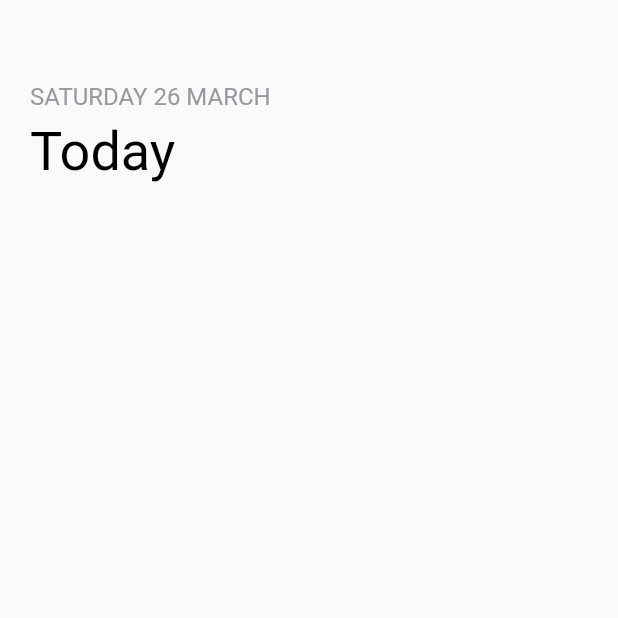
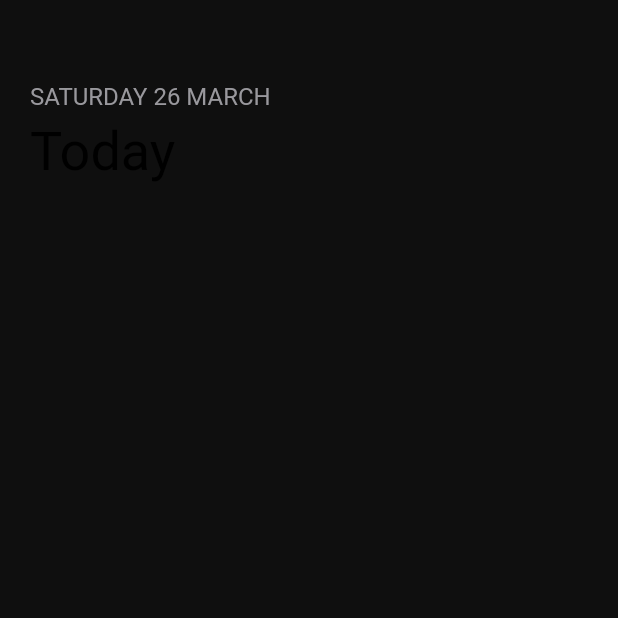
Before and after one commit to 4eug/AppStore-Clone, a Flutter app: the screen it shows after launch, on a phone screen of 412 x 824 dp, the top half of it. Run offline on Flutter 3.47's test engine with Material 2 defaults, Android fonts, the phone set to English and light mode, and no system bars; Roboto replaces fonts that are missing (AppleGothic-Bold, AppleGothic-ExtraBold); project files that could hold a hidden picture were left out.

Commit message:
Background Color

```diff
--- a/lib/main.dart
+++ b/lib/main.dart
@@ -28,6 +28,7 @@ class MainPage extends StatelessWidget {
   @override
   Widget build(BuildContext context) {
     return const Scaffold(
+      backgroundColor: ColorStyles.primaryDarkColor,
       body: ViewPage(),
     );
   }
```
